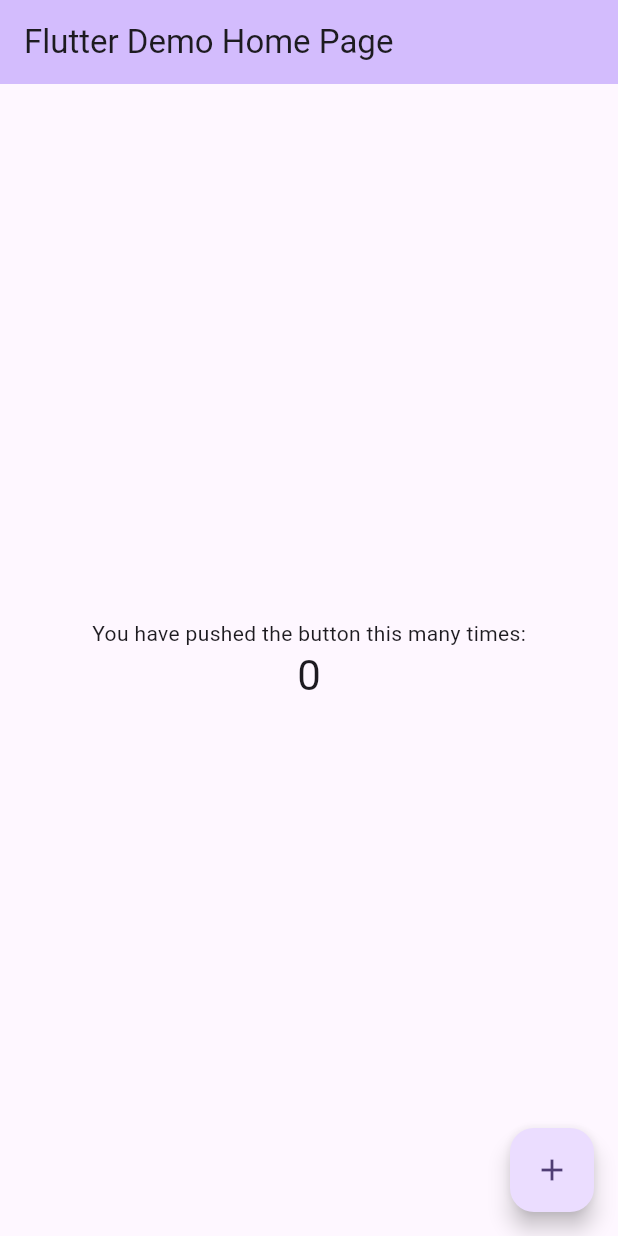
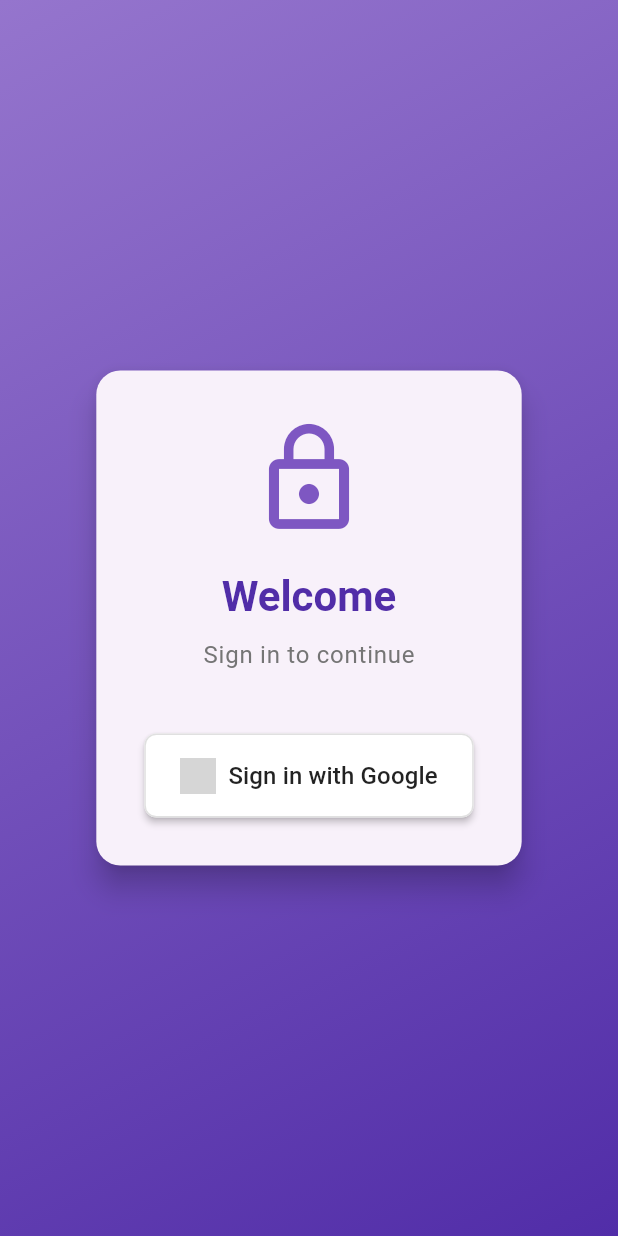
Before and after one commit to gmbcode/azt, a Flutter app: the screen it shows after launch, on a phone screen of 412 x 824 dp. Run offline on Flutter 3.47's test engine with Material 3 defaults, Android fonts, the phone set to English and light mode, and no system bars; our stand-ins replace firebase_auth, firebase_core, google_sign_in; accounts and stored records are empty; network calls fail; grey boxes are pictures that could not be loaded.

Commit message:
Added Loginpage, attempt

```diff
--- /dev/null
+++ b/lib/auth_page.dart
@@ -0,0 +1,196 @@
+import 'package:flutter/material.dart';
+import 'package:firebase_auth/firebase_auth.dart';
+import 'package:google_sign_in/google_sign_in.dart';
+
+class AuthPage extends StatefulWidget {
+  const AuthPage({super.key});
+
+  @override
+  State<AuthPage> createState() => _AuthPageState();
+}
+
+class _AuthPageState extends State<AuthPage> {
+  final FirebaseAuth _auth = FirebaseAuth.instance;
+  final GoogleSignIn _googleSignIn = GoogleSignIn();
+  bool _isLoading = false;
+
+  Future<UserCredential?> signInWithGoogle() async {
+    try {
+      setState(() => _isLoading = true);
+
+      // Trigger the authentication flow
+      final GoogleSignInAccount? googleUser = await _googleSignIn.signIn();
+
+      if (googleUser == null) {
+        // User canceled the sign-in
+        setState(() => _isLoading = false);
+        return null;
+      }
+
+      // Obtain the auth details from the request
+      final GoogleSignInAuthentication googleAuth =
+          await googleUser.authentication;
+
+      // Create a new credential
+      final credential = GoogleAuthProvider.credential(
+        accessToken: googleAuth.accessToken,
+        idToken: googleAuth.idToken,
+      );
+
+      // Sign in to Firebase with the Google credential
+      final userCredential = await _auth.signInWithCredential(credential);
+
+      setState(() => _isLoading = false);
+      return userCredential;
+    } catch (e) {
+      setState(() => _isLoading = false);
+      if (mounted) {
+        ScaffoldMessenger.of(context).showSnackBar(
+          SnackBar(content: Text('Error signing in: $e')),
+        );
+      }
+      return null;
+    }
+  }
+
+  Future<void> signOut() async {
+    await _auth.signOut();
+    await _googleSignIn.signOut();
+  }
+
+  @override
+  Widget build(BuildContext context) {
+    return Scaffold(
+      body: StreamBuilder<User?>(
+        stream: _auth.authStateChanges(),
+        builder: (context, snapshot) {
+          // If user is logged in, show their info
+          if (snapshot.hasData && snapshot.data != null) {
+            final user = snapshot.data!;
+            return Center(
+              child: Column(
+                mainAxisAlignment: MainAxisAlignment.center,
+                children: [
+                  if (user.photoURL != null)
+                    CircleAvatar(
+                      radius: 50,
+                      backgroundImage: NetworkImage(user.photoURL!),
+                    ),
+                  const SizedBox(height: 20),
+                  Text(
+                    'Welcome!',
+                    style: Theme.of(context).textTheme.headlineMedium,
+                  ),
+                  const SizedBox(height: 10),
+                  Text(
+                    user.displayName ?? 'User',
+                    style: Theme.of(context).textTheme.titleLarge,
+                  ),
+                  const SizedBox(height: 5),
+                  Text(
+                    user.email ?? '',
+                    style: Theme.of(context).textTheme.bodyMedium,
+                  ),
+                  const SizedBox(height: 30),
+                  ElevatedButton.icon(
+                    onPressed: signOut,
+                    icon: const Icon(Icons.logout),
+                    label: const Text('Sign Out'),
+                    style: ElevatedButton.styleFrom(
+                      padding: const EdgeInsets.symmetric(
+                        horizontal: 30,
+                        vertical: 15,
+                      ),
+                    ),
+                  ),
+                ],
+              ),
+            );
+          }
+
+          // If user is not logged in, show sign-in page
+          return Container(
+            decoration: BoxDecoration(
+              gradient: LinearGradient(
+                begin: Alignment.topLeft,
+                end: Alignment.bottomRight,
+                colors: [
+                  Colors.deepPurple.shade300,
+                  Colors.deepPurple.shade700,
+                ],
+              ),
+            ),
+            child: Center(
+              child: Card(
+                margin: const EdgeInsets.all(20),
+                elevation: 8,
+                shape: RoundedRectangleBorder(
+                  borderRadius: BorderRadius.circular(16),
+                ),
+                child: Padding(
+                  padding: const EdgeInsets.all(32),
+                  child: Column(
+                    mainAxisSize: MainAxisSize.min,
+                    children: [
+                      Icon(
+                        Icons.lock_outline,
+                        size: 80,
+                        color: Colors.deepPurple.shade400,
+                      ),
+                      const SizedBox(height: 20),
+                      Text(
+                        'Welcome',
+                        style: Theme.of(context).textTheme.headlineMedium?.copyWith(
+                          fontWeight: FontWeight.bold,
+                          color: Colors.deepPurple.shade700,
+                        ),
+                      ),
+                      const SizedBox(height: 10),
+                      Text(
+                        'Sign in to continue',
+                        style: Theme.of(context).textTheme.bodyLarge?.copyWith(
+                          color: Colors.grey.shade600,
+                        ),
+                      ),
+                      const SizedBox(height: 40),
+                      _isLoading
+                          ? const CircularProgressIndicator()
+                          : ElevatedButton.icon(
+                              onPressed: signInWithGoogle,
+                              icon: Image.network(
+                                'https://www.gstatic.com/firebasejs/ui/2.0.0/images/auth/google.svg',
+                                height: 24,
+                                width: 24,
+                              ),
+                              label: const Text(
+                                'Sign in with Google',
+                                style: TextStyle(
+                                  fontSize: 16,
+                                  fontWeight: FontWeight.w500,
+                                ),
+                              ),
+                              style: ElevatedButton.styleFrom(
+                                backgroundColor: Colors.white,
+                                foregroundColor: Colors.black87,
+                                padding: const EdgeInsets.symmetric(
+                                  horizontal: 24,
+                                  vertical: 16,
+                                ),
+                                elevation: 2,
+                                shape: RoundedRectangleBorder(
+                                  borderRadius: BorderRadius.circular(8),
+                                  side: BorderSide(color: Colors.grey.shade300),
+                                ),
+                              ),
+                            ),
+                    ],
+                  ),
+                ),
+              ),
+            ),
+          );
+        },
+      ),
+    );
+  }
+}
--- a/lib/main.dart
+++ b/lib/main.dart
@@ -1,122 +1,28 @@
 import 'package:flutter/material.dart';
+import 'package:firebase_core/firebase_core.dart';
 import 'package:azt/firebase_options.dart';
-void main() {
+import 'auth_page.dart'; // Import the auth page
+
+void main() async {
+  WidgetsFlutterBinding.ensureInitialized();
+  await Firebase.initializeApp(
+    options: DefaultFirebaseOptions.currentPlatform,
+  );
   runApp(const MyApp());
 }
 
 class MyApp extends StatelessWidget {
   const MyApp({super.key});
 
-  // This widget is the root of your application.
   @override
   Widget build(BuildContext context) {
     return MaterialApp(
-      title: 'Flutter Demo',
+      title: 'AZT App',
       theme: ThemeData(
-        // This is the theme of your application.
-        //
-        // TRY THIS: Try running your application with "flutter run". You'll see
-        // the application has a purple toolbar. Then, without quitting the app,
-        // try changing the seedColor in the colorScheme below to Colors.green
-        // and then invoke "hot reload" (save your changes or press the "hot
-        // reload" button in a Flutter-supported IDE, or press "r" if you used
-        // the command line to start the app).
-        //
-        // Notice that the counter didn't reset back to zero; the application
-        // state is not lost during the reload. To reset the state, use hot
-        // restart instead.
-        //
-        // This works for code too, not just values: Most code changes can be
-        // tested with just a hot reload.
         colorScheme: ColorScheme.fromSeed(seedColor: Colors.deepPurple),
+        useMaterial3: true,
       ),
-      home: const MyHomePage(title: 'Flutter Demo Home Page'),
+      home: const AuthPage(),
     );
   }
 }
-
-class MyHomePage extends StatefulWidget {
-  const MyHomePage({super.key, required this.title});
-
-  // This widget is the home page of your application. It is stateful, meaning
-  // that it has a State object (defined below) that contains fields that affect
-  // how it looks.
-
-  // This class is the configuration for the state. It holds the values (in this
-  // case the title) provided by the parent (in this case the App widget) and
-  // used by the build method of the State. Fields in a Widget subclass are
-  // always marked "final".
-
-  final String title;
-
-  @override
-  State<MyHomePage> createState() => _MyHomePageState();
-}
-
-class _MyHomePageState extends State<MyHomePage> {
-  int _counter = 0;
-
-  void _incrementCounter() {
-    setState(() {
-      // This call to setState tells the Flutter framework that something has
-      // changed in this State, which causes it to rerun the build method below
-      // so that the display can reflect the updated values. If we changed
-      // _counter without calling setState(), then the build method would not be
-      // called again, and so nothing would appear to happen.
-      _counter++;
-    });
-  }
-
-  @override
-  Widget build(BuildContext context) {
-    // This method is rerun every time setState is called, for instance as done
-    // by the _incrementCounter method above.
-    //
-    // The Flutter framework has been optimized to make rerunning build methods
-    // fast, so that you can just rebuild anything that needs updating rather
-    // than having to individually change instances of widgets.
-    return Scaffold(
-      appBar: AppBar(
-        // TRY THIS: Try changing the color here to a specific color (to
-        // Colors.amber, perhaps?) and trigger a hot reload to see the AppBar
-        // change color while the other colors stay the same.
-        backgroundColor: Theme.of(context).colorScheme.inversePrimary,
-        // Here we take the value from the MyHomePage object that was created by
-        // the App.build method, and use it to set our appbar title.
-        title: Text(widget.title),
-      ),
-      body: Center(
-        // Center is a layout widget. It takes a single child and positions it
-        // in the middle of the parent.
-        child: Column(
-          // Column is also a layout widget. It takes a list of children and
-          // arranges them vertically. By default, it sizes itself to fit its
-          // children horizontally, and tries to be as tall as its parent.
-          //
-          // Column has various properties to control how it sizes itself and
-          // how it positions its children. Here we use mainAxisAlignment to
-          // center the children vertically; the main axis here is the vertical
-          // axis because Columns are vertical (the cross axis would be
-          // horizontal).
-          //
-          // TRY THIS: Invoke "debug painting" (choose the "Toggle Debug Paint"
-          // action in the IDE, or press "p" in the console), to see the
-          // wireframe for each widget.
-          mainAxisAlignment: MainAxisAlignment.center,
-          children: <Widget>[
-            const Text('You have pushed the button this many times:'),
-            Text(
-              '$_counter',
-              style: Theme.of(context).textTheme.headlineMedium,
-            ),
-          ],
-        ),
-      ),
-      floatingActionButton: FloatingActionButton(
-        onPressed: _incrementCounter,
-        tooltip: 'Increment',
-        child: const Icon(Icons.add),
-      ), // This trailing comma makes auto-formatting nicer for build methods.
-    );
-  }
-}
--- a/pubspec.yaml
+++ b/pubspec.yaml
@@ -36,6 +36,7 @@ dependencies:
   cupertino_icons: ^1.0.8
   firebase_core: ^4.2.0
   firebase_auth: ^6.1.1
+  google_sign_in: ^6.2.1
 
 dev_dependencies:
   flutter_test:
```
Also changed, not shown: pubspec.lock, 3 other files.
